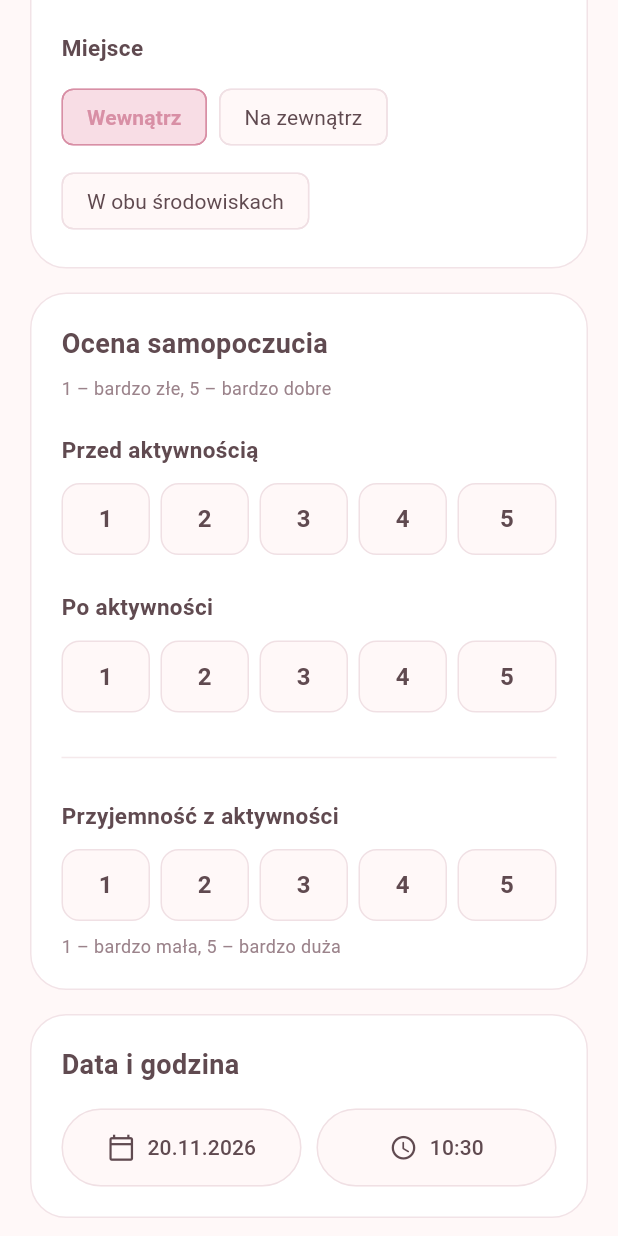
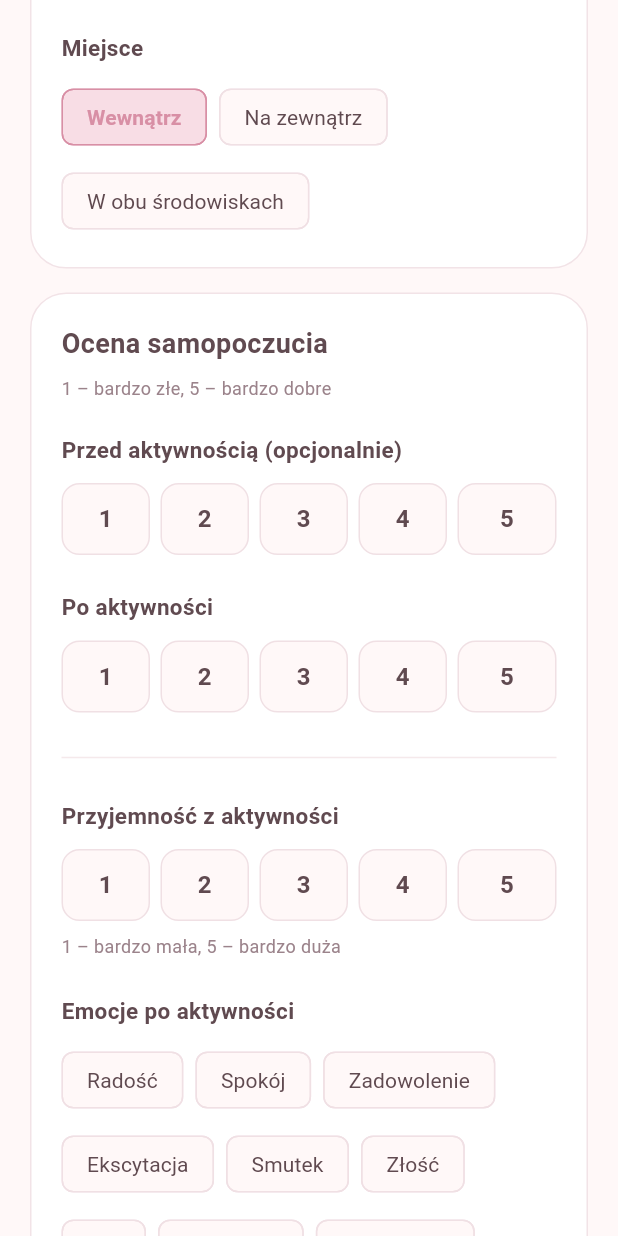
Before and after one commit to NataliaStaniewska/activity_app, a Flutter app: the AddActivityScreen widget shown alone on an empty page, opened directly, scrolled down 576 dp, on a phone screen of 412 x 824 dp. Run offline on Flutter 3.47's test engine with Material 3 defaults, Android fonts, the phone set to English and light mode, and no system bars.

Commit message:
Connect activity form to the backend API

```diff
--- /dev/null
+++ b/lib/enums/activity_category.dart
@@ -0,0 +1,13 @@
+enum ActivityCategory {
+  physicalActivity('physical_activity', 'Ruch'),
+  relaxation('relaxation', 'Relaks'),
+  creativity('creativity', 'Kreatywność'),
+  socializing('socializing', 'Spotkania'),
+  learning('learning', 'Nauka'),
+  other('other', 'Inne');
+
+  const ActivityCategory(this.apiId, this.label);
+
+  final String apiId;
+  final String label;
+}
--- /dev/null
+++ b/lib/enums/activity_emotion.dart
@@ -0,0 +1,18 @@
+enum ActivityEmotion {
+  joy('joy', 'Radość'),
+  calm('calm', 'Spokój'),
+  satisfaction('satisfaction', 'Zadowolenie'),
+  excitement('excitement', 'Ekscytacja'),
+  sadness('sadness', 'Smutek'),
+  anger('anger', 'Złość'),
+  anxiety('anxiety', 'Lęk'),
+  frustration('frustration', 'Frustracja'),
+  indifference('indifference', 'Obojętność'),
+  focus('focus', 'Skupienie'),
+  fatigue('fatigue', 'Zmęczenie');
+
+  const ActivityEmotion(this.apiId, this.label);
+
+  final String apiId;
+  final String label;
+}
--- a/lib/models/activity_entry.dart
+++ b/lib/models/activity_entry.dart
@@ -1,5 +1,7 @@
+import '../enums/activity_category.dart';
+import '../enums/activity_emotion.dart';
+import '../enums/company_type.dart';
 import '../enums/location_type.dart';
-import '../enums/company_type.dart';
 
 class ActivityEntry {
   // ? = optional
@@ -8,36 +10,36 @@ class ActivityEntry {
   final int? id; //? bo musi obsluzyc tez wpisy nie zapisane w bazie
   final String activityName;
   final DateTime date; //czy datetime czzy moze bez czasu?
-  final Set<String> categories;
+  final Set<ActivityCategory> categories;
   final LocationType locationType; //enum
-  final CompanyType companyType;  //enum
+  final CompanyType companyType; //enum
   final int? moodBefore;
   final int moodAfter;
   final int rating;
-  final Set<String> emotions;
+  final Set<ActivityEmotion> emotions;
   final String? likes;
   final String? dislikes;
   final String? notes;
 
-//konstruktor
+  //konstruktor
   ActivityEntry({
     this.id,
     required this.activityName,
     required this.date,
-    required Set<String> categories,
+    required Set<ActivityCategory> categories,
     required this.locationType,
     required this.companyType,
     this.moodBefore,
     required this.moodAfter,
     required this.rating,
-    required Set<String> emotions,
+    required Set<ActivityEmotion> emotions,
     this.likes,
     this.dislikes,
     this.notes,
-// zabezpieczenie przed modyfikacja listy kategorii i emocji po utworzeniu obiektu
-//Do pola categories przypisz niemodyfikowalną kopię zbioru przekazanego w parametrze categories
-  }): categories = Set.unmodifiable(categories),
-        emotions = Set.unmodifiable(emotions) {
+    // zabezpieczenie przed modyfikacja listy kategorii i emocji po utworzeniu obiektu
+    //Do pola categories przypisz niemodyfikowalną kopię zbioru przekazanego w parametrze categories
+  }) : categories = Set.unmodifiable(categories),
+       emotions = Set.unmodifiable(emotions) {
     // Walidacja
     //czy oceny sa w 1-5
     if (rating < 1 || rating > 5) {
@@ -50,7 +52,6 @@ class ActivityEntry {
       throw ArgumentError('Mood before activity must be between 1 and 5');
     }
     // czy kategorie i emocje nie sa puste
-    // warto moze sprawdzic czy nie sa puste stringi w kategoriach i emocjach
     if (categories.isEmpty) {
       throw ArgumentError('Categories cannot be empty');
     }
@@ -59,16 +60,16 @@ class ActivityEntry {
     }
     //czy nazwa aktywnosci, likes, dislikes i notes nie są za długie
     // to potem do dostosowania na pozniejszym etapie
-    if (activityName.length > 100) {
+    if (activityName.runes.length > 100) {
       throw ArgumentError('Activity name cannot exceed 100 characters');
     }
-    if (likes != null && likes!.length > 200) {
+    if (likes != null && likes!.runes.length > 200) {
       throw ArgumentError('Likes cannot exceed 200 characters');
     }
-    if (dislikes != null && dislikes!.length > 200) {
+    if (dislikes != null && dislikes!.runes.length > 200) {
       throw ArgumentError('Dislikes cannot exceed 200 characters');
     }
-    if (notes != null && notes!.length > 300) {
+    if (notes != null && notes!.runes.length > 300) {
       throw ArgumentError('Notes cannot exceed 300 characters');
     }
     //czy nazwa aktywnosci nie jest pusta
@@ -86,6 +87,20 @@ class ActivityEntry {
     if (id != null && id! <= 0) {
       throw ArgumentError('ID must be a positive integer');
     }
-    // potem bedzie trzeba sprawzic jeszcze czy kategorie i emocje sa w liscie dozwolonych kategorii i emocji
   }
+
+  Map<String, Object?> toCreateJson() => {
+    'activityName': activityName.trim(),
+    'date': date.toUtc().toIso8601String(),
+    'categories': categories.map((value) => value.apiId).toList(),
+    'locationType': locationType.name,
+    'companyType': companyType.name,
+    'moodBefore': moodBefore,
+    'moodAfter': moodAfter,
+    'rating': rating,
+    'emotions': emotions.map((value) => value.apiId).toList(),
+    'likes': likes,
+    'dislikes': dislikes,
+    'notes': notes,
+  };
 }
--- a/lib/screens/add_activity_screen.dart
+++ b/lib/screens/add_activity_screen.dart
@@ -1,8 +1,17 @@
 
 import 'package:flutter/material.dart';
 
+import '../enums/activity_category.dart';
+import '../enums/activity_emotion.dart';
+import '../enums/company_type.dart';
+import '../enums/location_type.dart';
+import '../models/activity_entry.dart';
+import '../services/activities_api.dart';
+
 class AddActivityScreen extends StatefulWidget {
-  const AddActivityScreen({super.key});
+  const AddActivityScreen({super.key, this.api = const ActivitiesApi()});
+
+  final ActivitiesApi api;
 
   @override
   State<AddActivityScreen> createState() =>
@@ -17,10 +26,11 @@ class _AddActivityScreenState extends State<AddActivityScreen> {
   static const Color orange = Color(0xFFF3A078);
   static const Color mutedText = Color(0xFF9B838B);
 
-  final _formKey = GlobalKey<FormState>();
-
   final _activitySearchController = TextEditingController();
   final _customNameController = TextEditingController();
+  final _likesController = TextEditingController();
+  final _dislikesController = TextEditingController();
+  final _notesController = TextEditingController();
 
   final List<String> _activities = [
     'Spacer',
@@ -31,35 +41,38 @@ class _AddActivityScreenState extends State<AddActivityScreen> {
     'Ćwiczenia fizyczne',
   ];
 
-  final List<String> _categories = [
-    'Ruch',
-    'Relaks',
-    'Kreatywność',
-    'Spotkania',
-    'Nauka',
-    'Inne',
-  ];
-
   String? _selectedActivity;
   bool _showActivitySuggestions = false;
   bool _addingCustomActivity = false;
 
-  final Set<String> _selectedCategories = {};
-
-  String _company = 'Samodzielnie';
-  String _place = 'Wewnątrz';
+  final Set<ActivityCategory> _selectedCategories = {};
+  final Set<ActivityEmotion> _selectedEmotions = {};
+  CompanyType _companyType = CompanyType.alone;
+  LocationType _locationType = LocationType.indoor;
 
   int? _moodBefore;
   int? _moodAfter;
-  int? _pleasure;
+  int? _rating;
 
-  DateTime _selectedDate = DateTime.now();
-  TimeOfDay _selectedTime = TimeOfDay.now();
+  bool _isSaving = false;
+  DateTime _initialDate = DateTime.now();
+  late DateTime _selectedDate = _initialDate;
+  late TimeOfDay _selectedTime;
+  bool _timePicked = false;
+
+  @override
+  void initState() {
+    super.initState();
+    _selectedTime = TimeOfDay.fromDateTime(_selectedDate);
+  }
 
   @override
   void dispose() {
     _activitySearchController.dispose();
     _customNameController.dispose();
+    _likesController.dispose();
+    _dislikesController.dispose();
+    _notesController.dispose();
     super.dispose();
   }
 
@@ -178,7 +191,11 @@ class _AddActivityScreenState extends State<AddActivityScreen> {
                       style: TextStyle(color: mutedText),
                     ),
                   )
-                : ListView.separated(
+                : Material(
+                    type: MaterialType.transparency,
+                    borderRadius: BorderRadius.circular(16),
+                    clipBehavior: Clip.antiAlias,
+                    child: ListView.separated(
                       shrinkWrap: true,
                       itemCount: filteredActivities.length,
                       separatorBuilder: (_, _) =>
@@ -222,6 +239,7 @@ class _AddActivityScreenState extends State<AddActivityScreen> {
                           },
                         );
                       },
+                    ),
                   ),
           ),
         ],
@@ -341,23 +359,28 @@ class _AddActivityScreenState extends State<AddActivityScreen> {
     );
   }
 
-  // Wybór wielu kategorii
-  Widget _categorySelector() {
+  Widget _multiSelector<T>({
+    required String title,
+    required List<T> options,
+    required String Function(T) labelFor,
+    required Set<T> selection,
+    required String hint,
+  }) {
     return Column(
       crossAxisAlignment: CrossAxisAlignment.start,
       children: [
-        _label('Kategorie aktywności'),
+        _label(title),
         const SizedBox(height: 12),
 
         Wrap(
           spacing: 8,
           runSpacing: 8,
-          children: _categories.map((category) {
+          children: options.map((option) {
             final selected =
-                _selectedCategories.contains(category);
+                selection.contains(option);
 
             return FilterChip(
-              label: Text(category),
+              label: Text(labelFor(option)),
               selected: selected,
               showCheckmark: true,
               selectedColor: const Color(0xFFF8DDE5),
@@ -377,9 +400,9 @@ class _AddActivityScreenState extends State<AddActivityScreen> {
               onSelected: (isSelected) {
                 setState(() {
                   if (isSelected) {
-                    _selectedCategories.add(category);
+                    selection.add(option);
                   } else {
-                    _selectedCategories.remove(category);
+                    selection.remove(option);
                   }
                 });
               },
@@ -389,9 +412,9 @@ class _AddActivityScreenState extends State<AddActivityScreen> {
 
         const SizedBox(height: 8),
 
-        const Text(
-          'Możesz wybrać więcej niż jedną kategorię.',
-          style: TextStyle(
+        Text(
+          hint,
+          style: const TextStyle(
             color: mutedText,
             fontSize: 12,
           ),
@@ -401,11 +424,11 @@ class _AddActivityScreenState extends State<AddActivityScreen> {
   }
 
   // Wybór jednej z dostępnych opcji
-  Widget _optionSelector({
+  Widget _optionSelector<T>({
     required String title,
-    required List<String> options,
-    required String selected,
-    required ValueChanged<String> onChanged,
+    required Map<T, String> options,
+    required T selected,
+    required ValueChanged<T> onChanged,
   }) {
     return Column(
       crossAxisAlignment: CrossAxisAlignment.start,
@@ -416,11 +439,11 @@ class _AddActivityScreenState extends State<AddActivityScreen> {
         Wrap(
           spacing: 8,
           runSpacing: 8,
-          children: options.map((option) {
-            final active = selected == option;
+          children: options.entries.map((option) {
+            final active = selected == option.key;
 
             return ChoiceChip(
-              label: Text(option),
+              label: Text(option.value),
               selected: active,
               showCheckmark: false,
               selectedColor: const Color(0xFFF8DDE5),
@@ -436,7 +459,7 @@ class _AddActivityScreenState extends State<AddActivityScreen> {
                     ? FontWeight.bold
                     : FontWeight.normal,
               ),
-              onSelected: (_) => onChanged(option),
+              onSelected: (_) => onChanged(option.key),
             );
           }).toList(),
         ),
@@ -565,6 +588,7 @@ class _AddActivityScreenState extends State<AddActivityScreen> {
     if (picked != null && mounted) {
       setState(() {
         _selectedTime = picked;
+        _timePicked = true;
       });
     }
   }
@@ -655,36 +679,65 @@ class _AddActivityScreenState extends State<AddActivityScreen> {
     );
   }
 
-  // Walidacja danych - zapis do API dodamy później
-  void _saveActivity() {
-    if (!_formKey.currentState!.validate()) {
-      return;
+  Widget _optionalTextField(
+    String label,
+    TextEditingController controller,
+    int maxLength,
+  ) {
+    return TextField(
+      controller: controller,
+      maxLength: maxLength,
+      maxLines: null,
+      decoration: InputDecoration(
+        labelText: label,
+        filled: true,
+        fillColor: background,
+        border: OutlineInputBorder(
+          borderRadius: BorderRadius.circular(14),
+          borderSide: BorderSide.none,
+        ),
+      ),
+    );
   }
 
-    // Trzeba wskazać aktywność z listy lub
-    // zatwierdzić nową przyciskiem "Dodaj".
+  String? _optionalText(TextEditingController controller) {
+    final text = controller.text.trim();
+    return text.isEmpty ? null : text;
+  }
+
+  Future<void> _saveActivity() async {
+    if (_isSaving) return;
+
     final activityName = _selectedActivity;
-
-    if (activityName == null || activityName.isEmpty) {
+    if (activityName == null || activityName.isEmpty || _addingCustomActivity) {
       _showMessage('Wybierz lub dodaj aktywność');
       return;
     }
 
     if (_selectedCategories.isEmpty) {
-      _showMessage(
-        'Wybierz przynajmniej jedną kategorię',
-      );
+      _showMessage('Wybierz przynajmniej jedną kategorię');
       return;
     }
 
-    if (_moodBefore == null ||
-        _moodAfter == null ||
-        _pleasure == null) {
-      _showMessage('Uzupełnij wszystkie oceny');
+    final moodAfter = _moodAfter;
+    final rating = _rating;
+    if (moodAfter == null || rating == null) {
+      _showMessage('Oceń samopoczucie po aktywności i przyjemność');
       return;
     }
 
-    final dateTime = DateTime(
+    if (_selectedEmotions.isEmpty) {
+      _showMessage('Wybierz przynajmniej jedną emocję');
+      return;
+    }
+
+    final dateTime = !_timePicked && DateUtils.isSameDay(_selectedDate, _initialDate)
+        ? _initialDate.subtract(Duration(
+            seconds: _initialDate.second,
+            milliseconds: _initialDate.millisecond,
+            microseconds: _initialDate.microsecond,
+          ))
+        : DateTime(
             _selectedDate.year,
             _selectedDate.month,
             _selectedDate.day,
@@ -692,39 +745,86 @@ class _AddActivityScreenState extends State<AddActivityScreen> {
             _selectedTime.minute,
           );
 
-    if (dateTime.isAfter(DateTime.now())) {
-      _showMessage(
-        'Data i godzina nie mogą być w przyszłości',
-      );
+    if (!DateUtils.isSameDay(dateTime, _selectedDate) ||
+        TimeOfDay.fromDateTime(dateTime) != _selectedTime) {
+      _showMessage('Ta godzina nie występuje w wybranym dniu');
       return;
     }
 
-    final entry = {
-      'activityName': activityName,
-      'categories': _selectedCategories.toList(),
-      'company': _company,
-      'place': _place,
-      'moodBefore': _moodBefore,
-      'moodAfter': _moodAfter,
-      'pleasure': _pleasure,
-      'date': dateTime.toIso8601String(),
-    };
+    if (dateTime.isAfter(DateTime.now())) {
+      _showMessage('Data i godzina nie mogą być w przyszłości');
+      return;
+    }
 
-    debugPrint('Przygotowany wpis: $entry');
+    final likes = _optionalText(_likesController);
+    final dislikes = _optionalText(_dislikesController);
+    final notes = _optionalText(_notesController);
+    if (activityName.runes.length > 100 ||
+        (likes?.runes.length ?? 0) > 200 ||
+        (dislikes?.runes.length ?? 0) > 200 ||
+        (notes?.runes.length ?? 0) > 300) {
+      _showMessage('Skróć nazwę lub opis aktywności');
+      return;
+    }
 
-    _showMessage(
-      'Formularz jest poprawny. '
-      'Zapis do bazy podłączymy w kolejnym kroku.',
+    final entry = ActivityEntry(
+      activityName: activityName,
+      date: dateTime,
+      categories: _selectedCategories,
+      locationType: _locationType,
+      companyType: _companyType,
+      moodBefore: _moodBefore,
+      moodAfter: moodAfter,
+      rating: rating,
+      emotions: _selectedEmotions,
+      likes: likes,
+      dislikes: dislikes,
+      notes: notes,
     );
+
+    FocusScope.of(context).unfocus();
+    ScaffoldMessenger.of(context).hideCurrentSnackBar();
+    setState(() => _isSaving = true);
+    try {
+      await widget.api.createActivity(entry);
+      if (!mounted) return;
+
+      setState(_resetForm);
+      _showMessage('Aktywność została zapisana.');
+    } on ActivitySaveException catch (error) {
+      if (mounted) _showMessage(error.message);
+    } finally {
+      if (mounted) setState(() => _isSaving = false);
+    }
+  }
+
+  void _resetForm() {
+    _activitySearchController.clear();
+    _customNameController.clear();
+    _likesController.clear();
+    _dislikesController.clear();
+    _notesController.clear();
+    _selectedActivity = null;
+    _showActivitySuggestions = false;
+    _addingCustomActivity = false;
+    _selectedCategories.clear();
+    _selectedEmotions.clear();
+    _companyType = CompanyType.alone;
+    _locationType = LocationType.indoor;
+    _moodBefore = null;
+    _moodAfter = null;
+    _rating = null;
+    _initialDate = DateTime.now();
+    _selectedDate = _initialDate;
+    _selectedTime = TimeOfDay.fromDateTime(_initialDate);
+    _timePicked = false;
   }
 
   @override
   Widget build(BuildContext context) {
-    return Container(
+    final form = Container(
       color: background,
       child: SafeArea(
-        child: Form(
-          key: _formKey,
         child: ListView(
           padding: const EdgeInsets.fromLTRB(
             20, 20, 20, 30,
@@ -757,20 +857,26 @@ class _AddActivityScreenState extends State<AddActivityScreen> {
 
                   const SizedBox(height: 20),
 
-                    _categorySelector(),
+                  _multiSelector(
+                    title: 'Kategorie aktywności',
+                    options: ActivityCategory.values,
+                    labelFor: (category) => category.label,
+                    selection: _selectedCategories,
+                    hint: 'Możesz wybrać więcej niż jedną kategorię.',
+                  ),
 
                   const SizedBox(height: 24),
 
                   _optionSelector(
                     title: 'Towarzystwo',
-                      options: const [
-                        'Samodzielnie',
-                        'Z innymi',
-                      ],
-                      selected: _company,
+                    options: const {
+                      CompanyType.alone: 'Samodzielnie',
+                      CompanyType.withOthers: 'Z innymi',
+                    },
+                    selected: _companyType,
                     onChanged: (value) {
                       setState(() {
-                          _company = value;
+                        _companyType = value;
                       });
                     },
                   ),
@@ -779,15 +885,15 @@ class _AddActivityScreenState extends State<AddActivityScreen> {
 
                   _optionSelector(
                     title: 'Miejsce',
-                      options: const [
-                        'Wewnątrz',
-                        'Na zewnątrz',
-                        'W obu środowiskach',
-                      ],
-                      selected: _place,
+                    options: const {
+                      LocationType.indoor: 'Wewnątrz',
+                      LocationType.outdoor: 'Na zewnątrz',
+                      LocationType.mixed: 'W obu środowiskach',
+                    },
+                    selected: _locationType,
                     onChanged: (value) {
                       setState(() {
-                          _place = value;
+                        _locationType = value;
                       });
                     },
                   ),
@@ -818,11 +924,11 @@ class _AddActivityScreenState extends State<AddActivityScreen> {
                   const SizedBox(height: 22),
 
                   _ratingSelector(
-                      title: 'Przed aktywnością',
+                    title: 'Przed aktywnością (opcjonalnie)',
                     value: _moodBefore,
                     onChanged: (value) {
                       setState(() {
-                          _moodBefore = value;
+                        _moodBefore = _moodBefore == value ? null : value;
                       });
                     },
                   ),
@@ -849,11 +955,11 @@ class _AddActivityScreenState extends State<AddActivityScreen> {
 
                   _ratingSelector(
                     title: 'Przyjemność z aktywności',
-                      value: _pleasure,
+                    value: _rating,
                     activeColor: orange,
                     onChanged: (value) {
                       setState(() {
-                          _pleasure = value;
+                        _rating = value;
                       });
                     },
                   ),
@@ -867,6 +973,15 @@ class _AddActivityScreenState extends State<AddActivityScreen> {
                       fontSize: 12,
                     ),
                   ),
+                  const SizedBox(height: 24),
+
+                  _multiSelector(
+                    title: 'Emocje po aktywności',
+                    options: ActivityEmotion.values,
+                    labelFor: (emotion) => emotion.label,
+                    selection: _selectedEmotions,
+                    hint: 'Możesz wybrać więcej niż jedną emocję.',
+                  ),
                 ],
               ),
             ),
@@ -878,12 +993,29 @@ class _AddActivityScreenState extends State<AddActivityScreen> {
               child: _dateTimeSelector(),
             ),
 
+            const SizedBox(height: 16),
+
+            _section(
+              child: Column(
+                crossAxisAlignment: CrossAxisAlignment.start,
+                children: [
+                  _sectionTitle('Refleksje (opcjonalnie)'),
+                  const SizedBox(height: 16),
+                  _optionalTextField('Co Ci się podobało?', _likesController, 200),
+                  const SizedBox(height: 8),
+                  _optionalTextField('Co Ci się nie podobało?', _dislikesController, 200),
+                  const SizedBox(height: 8),
+                  _optionalTextField('Notatki', _notesController, 300),
+                ],
+              ),
+            ),
+
             const SizedBox(height: 24),
 
             SizedBox(
               height: 54,
               child: ElevatedButton(
-                  onPressed: _saveActivity,
+                onPressed: _isSaving ? null : _saveActivity,
                 style: ElevatedButton.styleFrom(
                   backgroundColor: orange,
                   foregroundColor: Colors.white,
@@ -893,7 +1025,15 @@ class _AddActivityScreenState extends State<AddActivityScreen> {
                         BorderRadius.circular(16),
                   ),
                 ),
-                  child: const Text(
+                child: _isSaving
+                    ? const SizedBox.square(
+                        dimension: 22,
+                        child: CircularProgressIndicator(
+                          strokeWidth: 2,
+                          semanticsLabel: 'Zapisywanie aktywności',
+                        ),
+                      )
+                    : const Text(
                         'Zapisz',
                         style: TextStyle(
                           fontSize: 16,
@@ -905,7 +1045,8 @@ class _AddActivityScreenState extends State<AddActivityScreen> {
           ],
         ),
       ),
-      ),
     );
+
+    return AbsorbPointer(absorbing: _isSaving, child: form);
   }
 }
--- a/pubspec.yaml
+++ b/pubspec.yaml
@@ -34,6 +34,7 @@ dependencies:
   # The following adds the Cupertino Icons font to your application.
   # Use with the CupertinoIcons class for iOS style icons.
   cupertino_icons: ^1.0.8
+  http: ^1.6.0
 
 dev_dependencies:
   flutter_test:
```
Also changed, not shown: lib/services/activities_api.dart (added, +83 -0 lines), pubspec.lock, 9 other files. Lines whose indentation alone changed are shown as unchanged.
